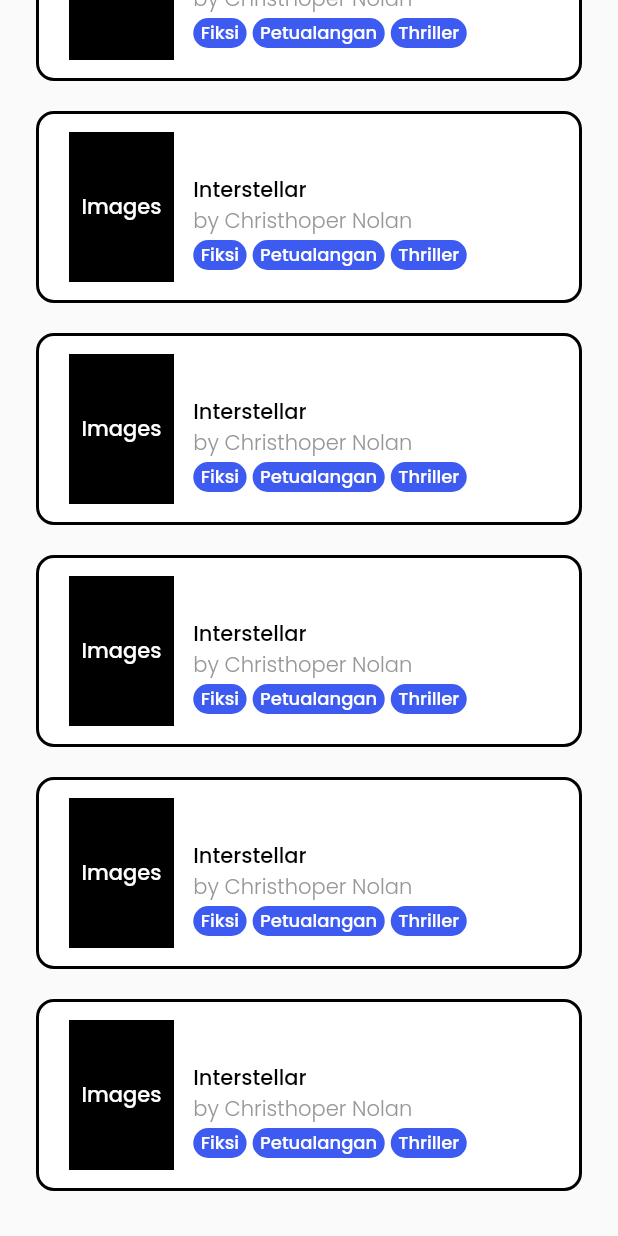
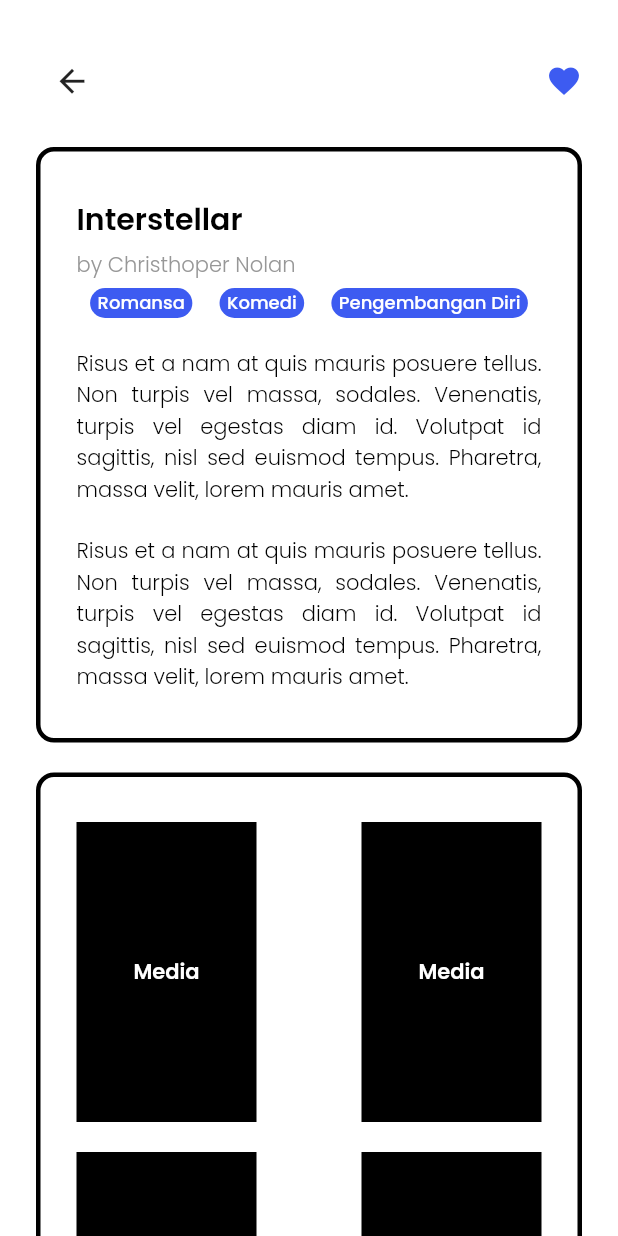
Before and after one commit to krsx/Mobprog_PerpusKu, a Flutter app: the MainPage screen opened directly, scrolled down 194 dp, after a tap on "Images", on a phone screen of 412 x 824 dp. Run offline on Flutter 3.47's test engine with Material 2 defaults, Android fonts, the light colour scheme and no system bars; our stand-ins replace google_fonts.

Commit message:
Progress Tambah Rangman Page dan view Rangkuman Page

```diff
--- /dev/null
+++ b/lib/screens/rangkuman_page.dart
@@ -0,0 +1,263 @@
+import 'package:flutter/material.dart';
+import 'package:mobprog_perpusku/theme.dart';
+import 'package:mobprog_perpusku/widget/genre_widget.dart';
+
+class RangkumanPage extends StatefulWidget {
+  const RangkumanPage({Key? key}) : super(key: key);
+
+  @override
+  State<RangkumanPage> createState() => _RangkumanPageState();
+}
+
+class _RangkumanPageState extends State<RangkumanPage> {
+  bool isFavorite = true;
+
+  @override
+  Widget build(BuildContext context) {
+    return Scaffold(
+      backgroundColor: whiteColor,
+      body: SafeArea(
+        child: Padding(
+          padding: EdgeInsets.symmetric(horizontal: paddingHorizontal),
+          child: ListView(
+            physics: BouncingScrollPhysics(),
+            children: [
+              SizedBox(
+                height: 30,
+              ),
+              Row(
+                children: [
+                  IconButton(
+                    onPressed: () => Navigator.pop(context),
+                    icon: Icon(
+                      Icons.arrow_back,
+                      size: 25,
+                    ),
+                  ),
+                  Spacer(),
+                  Icon(
+                    Icons.favorite,
+                    color: isFavorite ? blueColor : whiteColor,
+                  )
+                ],
+              ),
+              SizedBox(
+                height: 20,
+              ),
+              Container(
+                decoration: BoxDecoration(
+                    borderRadius: BorderRadius.circular(12),
+                    border: Border.all(width: 3),
+                    color: whiteColor),
+                child: Padding(
+                  padding: EdgeInsets.symmetric(
+                    horizontal: 24,
+                    vertical: 30,
+                  ),
+                  child: Column(
+                    crossAxisAlignment: CrossAxisAlignment.start,
+                    children: [
+                      Text(
+                        "Interstellar",
+                        style: semiBlackBoldTextStyle.copyWith(
+                          fontSize: 20,
+                        ),
+                      ),
+                      SizedBox(
+                        height: 5,
+                      ),
+                      Text(
+                        "by Christhoper Nolan",
+                        style: lightTextStyle.copyWith(
+                          fontSize: 14,
+                        ),
+                      ),
+                      SizedBox(
+                        height: 5,
+                      ),
+                      Row(
+                        mainAxisAlignment: MainAxisAlignment.spaceAround,
+                        children: [
+                          romansa,
+                          komedi,
+                          pengembanganDiri,
+                        ],
+                      ),
+                      SizedBox(
+                        height: 20,
+                      ),
+                      Text(
+                        "Risus et a nam at quis mauris posuere tellus. Non turpis vel massa, sodales. Venenatis, turpis vel egestas diam id. Volutpat id sagittis, nisl sed euismod tempus. Pharetra, massa velit, lorem mauris amet.",
+                        style: lightTextStyle.copyWith(
+                          fontSize: 14,
+                          color: blackColor,
+                        ),
+                        textAlign: TextAlign.justify,
+                      ),
+                      SizedBox(
+                        height: 20,
+                      ),
+                      Text(
+                        "Risus et a nam at quis mauris posuere tellus. Non turpis vel massa, sodales. Venenatis, turpis vel egestas diam id. Volutpat id sagittis, nisl sed euismod tempus. Pharetra, massa velit, lorem mauris amet.",
+                        style: lightTextStyle.copyWith(
+                          fontSize: 14,
+                          color: blackColor,
+                        ),
+                        textAlign: TextAlign.justify,
+                      ),
+                    ],
+                  ),
+                ),
+              ),
+              SizedBox(
+                height: 20,
+              ),
+              Container(
+                decoration: BoxDecoration(
+                    borderRadius: BorderRadius.circular(12),
+                    border: Border.all(width: 3),
+                    color: whiteColor),
+                child: Padding(
+                  padding: EdgeInsets.symmetric(
+                    horizontal: 24,
+                    vertical: 30,
+                  ),
+                  child: Column(
+                    children: [
+                      Row(
+                        mainAxisAlignment: MainAxisAlignment.spaceBetween,
+                        children: [
+                          Container(
+                            color: blackColor,
+                            width: 120,
+                            height: 200,
+                            child: Center(
+                              child: Text(
+                                "Media",
+                                style: semiWhiteBoldTextStyle.copyWith(
+                                    fontSize: 14),
+                              ),
+                            ),
+                          ),
+                          Container(
+                            color: blackColor,
+                            width: 120,
+                            height: 200,
+                            child: Center(
+                              child: Text(
+                                "Media",
+                                style: semiWhiteBoldTextStyle.copyWith(
+                                    fontSize: 14),
+                              ),
+                            ),
+                          ),
+                        ],
+                      ),
+                      SizedBox(
+                        height: 20,
+                      ),
+                      Row(
+                        mainAxisAlignment: MainAxisAlignment.spaceBetween,
+                        children: [
+                          Container(
+                            color: blackColor,
+                            width: 120,
+                            height: 200,
+                            child: Center(
+                              child: Text(
+                                "Media",
+                                style: semiWhiteBoldTextStyle.copyWith(
+                                    fontSize: 14),
+                              ),
+                            ),
+                          ),
+                          Container(
+                            color: blackColor,
+                            width: 120,
+                            height: 200,
+                            child: Center(
+                              child: Text(
+                                "Media",
+                                style: semiWhiteBoldTextStyle.copyWith(
+                                    fontSize: 14),
+                              ),
+                            ),
+                          ),
+                        ],
+                      ),
+                    ],
+                  ),
+                ),
+              ),
+              SizedBox(
+                height: 40,
+              ),
+              Row(
+                children: [
+                  Expanded(
+                    child: ElevatedButton(
+                      onPressed: () {},
+                      child: Container(
+                        padding: EdgeInsets.symmetric(
+                          vertical: 12,
+                          // horizontal: 50,
+                        ),
+                        child: Text(
+                          "Edit",
+                          style: semiWhiteBoldTextStyle.copyWith(
+                            fontSize: 24,
+                          ),
+                        ),
+                      ),
+                      style: ButtonStyle(
+                        backgroundColor: MaterialStateProperty.all(blueColor),
+                        elevation: MaterialStateProperty.all(0),
+                        shape: MaterialStateProperty.all(
+                          RoundedRectangleBorder(
+                            borderRadius: BorderRadius.circular(17),
+                          ),
+                        ),
+                      ),
+                    ),
+                  ),
+                  SizedBox(
+                    width: 20,
+                  ),
+                  Expanded(
+                    child: ElevatedButton(
+                      onPressed: () {},
+                      child: Container(
+                        padding: EdgeInsets.symmetric(
+                          vertical: 12,
+                          // horizontal: 50,
+                        ),
+                        child: Text(
+                          "Hapus",
+                          style: semiWhiteBoldTextStyle.copyWith(
+                            fontSize: 24,
+                          ),
+                        ),
+                      ),
+                      style: ButtonStyle(
+                        backgroundColor: MaterialStateProperty.all(blackColor),
+                        elevation: MaterialStateProperty.all(0),
+                        shape: MaterialStateProperty.all(
+                          RoundedRectangleBorder(
+                            borderRadius: BorderRadius.circular(17),
+                          ),
+                        ),
+                      ),
+                    ),
+                  ),
+                ],
+              ),
+              SizedBox(
+                height: 30,
+              ),
+            ],
+          ),
+        ),
+      ),
+    );
+  }
+}
--- a/lib/screens/tambah_rangkuman_page.dart
+++ b/lib/screens/tambah_rangkuman_page.dart
@@ -130,6 +130,7 @@
               ),
               ElevatedButton(
                 onPressed: () => showDialog(
+                  barrierDismissible: false,
                   context: context,
                   builder: (_) => AlertDialog(
                     shape: RoundedRectangleBorder(
@@ -183,6 +184,35 @@
                           checkValue: isMisteri,
                           onChecked: (_) {},
                         ),
+                        // SizedBox(
+                        //   height: 20,
+                        // ),
+                        // SizedBox(
+                        //   width: double.infinity,
+                        //   child: ElevatedButton(
+                        //     style: ButtonStyle(
+                        //       backgroundColor:
+                        //           MaterialStateProperty.all(blackColor),
+                        //       elevation: MaterialStateProperty.all(0),
+                        //       shape: MaterialStateProperty.all(
+                        //         RoundedRectangleBorder(
+                        //           borderRadius: BorderRadius.circular(17),
+                        //         ),
+                        //       ),
+                        //     ),
+                        //     onPressed: () {},
+                        //     child: Container(
+                        //       padding: EdgeInsets.symmetric(
+                        //         vertical: 6,
+                        //       ),
+                        //       child: Text(
+                        //         "Simpan",
+                        //         style: semiWhiteBoldTextStyle.copyWith(
+                        //             fontSize: 20),
+                        //       ),
+                        //     ),
+                        //   ),
+                        // )
                       ],
                     ),
                   ),
@@ -261,12 +291,15 @@
               SizedBox(
                 height: 20,
               ),
-              TextFormField(
+              SizedBox(
+                // height: 300,
+                child: TextFormField(
                   maxLines: null,
                   style: TextStyle(
                     color: greyColor,
                   ),
                   decoration: InputDecoration(
+                    hintText: "Rangkuman",
                     fillColor: greyColor,
                     focusColor: greyColor,
                     hintStyle: lightTextStyle.copyWith(),
@@ -287,6 +320,33 @@
                   ),
                   onChanged: (_) {},
                 ),
+              ),
+              SizedBox(
+                height: 150,
+              ),
+              ElevatedButton(
+                style: ButtonStyle(
+                  backgroundColor: MaterialStateProperty.all(blackColor),
+                  elevation: MaterialStateProperty.all(0),
+                  shape: MaterialStateProperty.all(
+                    RoundedRectangleBorder(
+                      borderRadius: BorderRadius.circular(17),
+                    ),
+                  ),
+                ),
+                onPressed: () {},
+                child: Container(
+                  padding: EdgeInsets.symmetric(
+                    vertical: 6,
+                  ),
+                  child: Text(
+                    "Simpan",
+                    style: semiWhiteBoldTextStyle.copyWith(
+                      fontSize: 24,
+                    ),
+                  ),
+                ),
+              )
             ],
           ),
         ),
--- a/lib/widget/card_widget.dart
+++ b/lib/widget/card_widget.dart
@@ -1,4 +1,5 @@
 import 'package:flutter/material.dart';
+import 'package:mobprog_perpusku/screens/rangkuman_page.dart';
 import 'package:mobprog_perpusku/theme.dart';
 import 'package:mobprog_perpusku/widget/genre_widget.dart';
 
@@ -15,7 +16,10 @@
   @override
   Widget build(BuildContext context) {
     return InkWell(
-      onTap: () {},
+      onTap: () {
+        Navigator.push(
+            context, MaterialPageRoute(builder: (context) => RangkumanPage()));
+      },
       child: Container(
         decoration: BoxDecoration(
           color: whiteColor,
```
Lines whose indentation alone changed are shown as unchanged.
